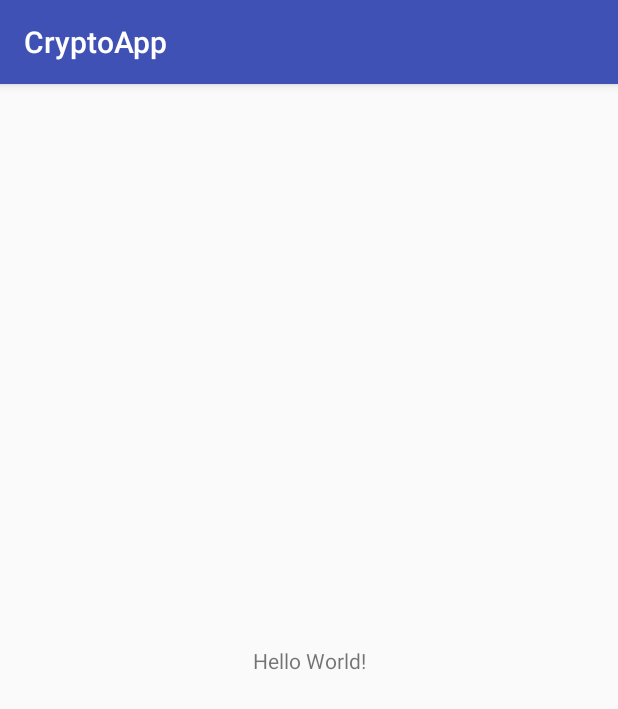
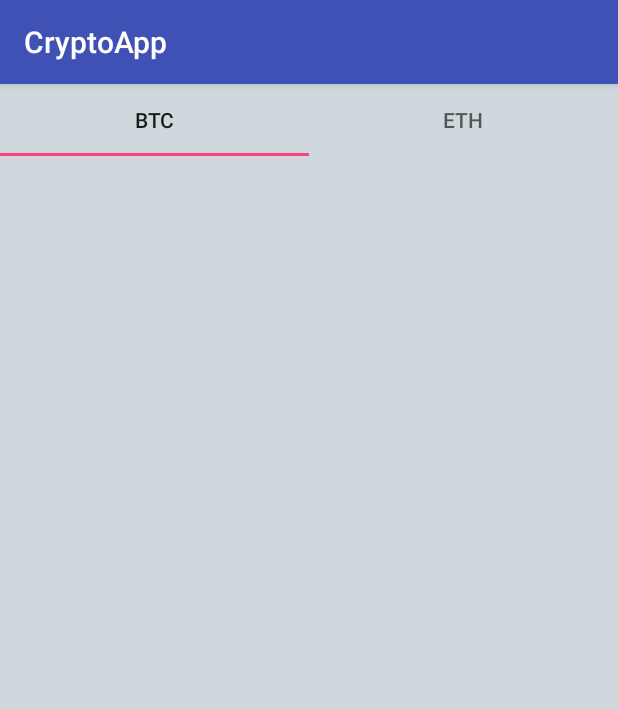
Before and after one commit to udoyen/andelacryptoapp, an Android app: the screen it shows after launch (HomeActivity), on a phone screen of 412 x 824 dp. Shown: the top 709 px of the screen. Run offline under Robolectric (Android 15) with nearby library versions, the phone set to English and light mode, and no system bars.

Commit message:
Added btc, eth, and fragment classes for same.

```diff
--- a/app/build.gradle
+++ b/app/build.gradle
@@ -25,6 +25,8 @@ dependencies {
         exclude group: 'com.android.support', module: 'support-annotations'
     })
     compile 'com.android.support:appcompat-v7:26.+'
+    compile 'com.android.support:support-v4:26.+'
+    compile 'com.android.support:design:26.+'
     compile 'com.android.support.constraint:constraint-layout:1.0.2'
     testCompile 'junit:junit:4.12'
 }
--- /dev/null
+++ b/app/src/main/java/com/etechbusinesssolutions/android/cryptoapp/BtcFragment.java
@@ -0,0 +1,14 @@
+package com.etechbusinesssolutions.android.cryptoapp;
+
+import android.support.v4.app.Fragment;
+
+/**
+ * Created by george on 10/10/17.
+ */
+
+public class BtcFragment extends Fragment {
+
+    public BtcFragment() {
+        // Required empty public constructor
+    }
+}
--- /dev/null
+++ b/app/src/main/java/com/etechbusinesssolutions/android/cryptoapp/EthFragment.java
@@ -0,0 +1,15 @@
+package com.etechbusinesssolutions.android.cryptoapp;
+
+import android.support.v4.app.Fragment;
+
+/**
+ * Created by george on 10/10/17.
+ */
+
+public class EthFragment extends Fragment {
+
+    public EthFragment() {
+
+        //Required empty public constructor
+    }
+}
--- a/app/src/main/java/com/etechbusinesssolutions/android/cryptoapp/HomeActivity.java
+++ b/app/src/main/java/com/etechbusinesssolutions/android/cryptoapp/HomeActivity.java
@@ -1,13 +1,35 @@
 package com.etechbusinesssolutions.android.cryptoapp;
 
+import android.os.Bundle;
+import android.support.design.widget.TabLayout;
+import android.support.v4.view.ViewPager;
 import android.support.v7.app.AppCompatActivity;
-import android.os.Bundle;
 
 public class HomeActivity extends AppCompatActivity {
 
     @Override
     protected void onCreate(Bundle savedInstanceState) {
         super.onCreate(savedInstanceState);
+
+        // set the content activity to use for the activity_home.xml layout file
         setContentView(R.layout.activity_home);
+
+        // Find the view pager that will allow the user to swipe between fragments
+        ViewPager viewPager = (ViewPager) findViewById(R.id.viewpager);
+
+
+        //Create an adapter that knows which fragment should be shown on each page
+        SimpleFragmentPagerAdapter adapter = new SimpleFragmentPagerAdapter(getSupportFragmentManager(),
+                HomeActivity.this);
+
+        // Set the adapter onto the view pager
+        assert viewPager != null;
+        viewPager.setAdapter(adapter);
+
+        TabLayout tabLayout = (TabLayout) findViewById(R.id.sliding_tab);
+        assert tabLayout != null;
+        tabLayout.setupWithViewPager(viewPager);
+
+
     }
 }
--- /dev/null
+++ b/app/src/main/java/com/etechbusinesssolutions/android/cryptoapp/SimpleFragmentPagerAdapter.java
@@ -0,0 +1,46 @@
+package com.etechbusinesssolutions.android.cryptoapp;
+
+import android.content.Context;
+import android.support.v4.app.Fragment;
+import android.support.v4.app.FragmentManager;
+import android.support.v4.app.FragmentStatePagerAdapter;
+
+/**
+ * Created by george on 10/10/17.
+ */
+
+public class SimpleFragmentPagerAdapter extends FragmentStatePagerAdapter {
+
+    final int PAGE_COUNT = 2;
+    private String tabTitles[] = new String[]{"BTC", "ETH"};
+    private Context context;
+
+    public SimpleFragmentPagerAdapter(FragmentManager fm, Context context){
+
+        super(fm);
+        this.context = context;
+    }
+
+
+    @Override
+    public Fragment getItem(int position) {
+
+        if (position == 0) {
+            return new BtcFragment();
+        } else {
+            return new EthFragment();
+        }
+    }
+
+    @Override
+    public int getCount() {
+
+        return PAGE_COUNT;
+    }
+
+    @Override
+    public CharSequence getPageTitle(int position) {
+
+        return tabTitles[position];
+    }
+}
--- a/app/src/main/res/layout/activity_home.xml
+++ b/app/src/main/res/layout/activity_home.xml
@@ -1,18 +1,23 @@
 <?xml version="1.0" encoding="utf-8"?>
-<android.support.constraint.ConstraintLayout xmlns:android="http://schemas.android.com/apk/res/android"
-    xmlns:app="http://schemas.android.com/apk/res-auto"
+<LinearLayout xmlns:android="http://schemas.android.com/apk/res/android"
     xmlns:tools="http://schemas.android.com/tools"
     android:layout_width="match_parent"
     android:layout_height="match_parent"
+    xmlns:app="http://schemas.android.com/apk/res-auto"
+    android:background="#CFD8DC"
+    android:orientation="vertical"
     tools:context="com.etechbusinesssolutions.android.cryptoapp.HomeActivity">
 
-    <TextView
-        android:layout_width="wrap_content"
+    <android.support.design.widget.TabLayout
+        android:id="@+id/sliding_tab"
+        android:layout_width="match_parent"
         android:layout_height="wrap_content"
-        android:text="Hello World!"
-        app:layout_constraintBottom_toBottomOf="parent"
-        app:layout_constraintLeft_toLeftOf="parent"
-        app:layout_constraintRight_toRightOf="parent"
-        app:layout_constraintTop_toTopOf="parent" />
+        app:tabMode="fixed"/>
 
-</android.support.constraint.ConstraintLayout>
+    <android.support.v4.view.ViewPager
+        android:id="@+id/viewpager"
+        android:layout_width="match_parent"
+        android:layout_height="match_parent"
+        />
+
+</LinearLayout>
```
Also changed, not shown: app/src/main/AndroidManifest.xml (+16 -0 lines), app/src/main/java/com/etechbusinesssolutions/android/cryptoapp/BtcActivity.java (added, +13 -0 lines), app/src/main/java/com/etechbusinesssolutions/android/cryptoapp/EthActivity.java (added, +13 -0 lines), app/src/main/res/layout/activity_btc.xml (added, +9 -0 lines), app/src/main/res/layout/activity_eth.xml (added, +9 -0 lines).
